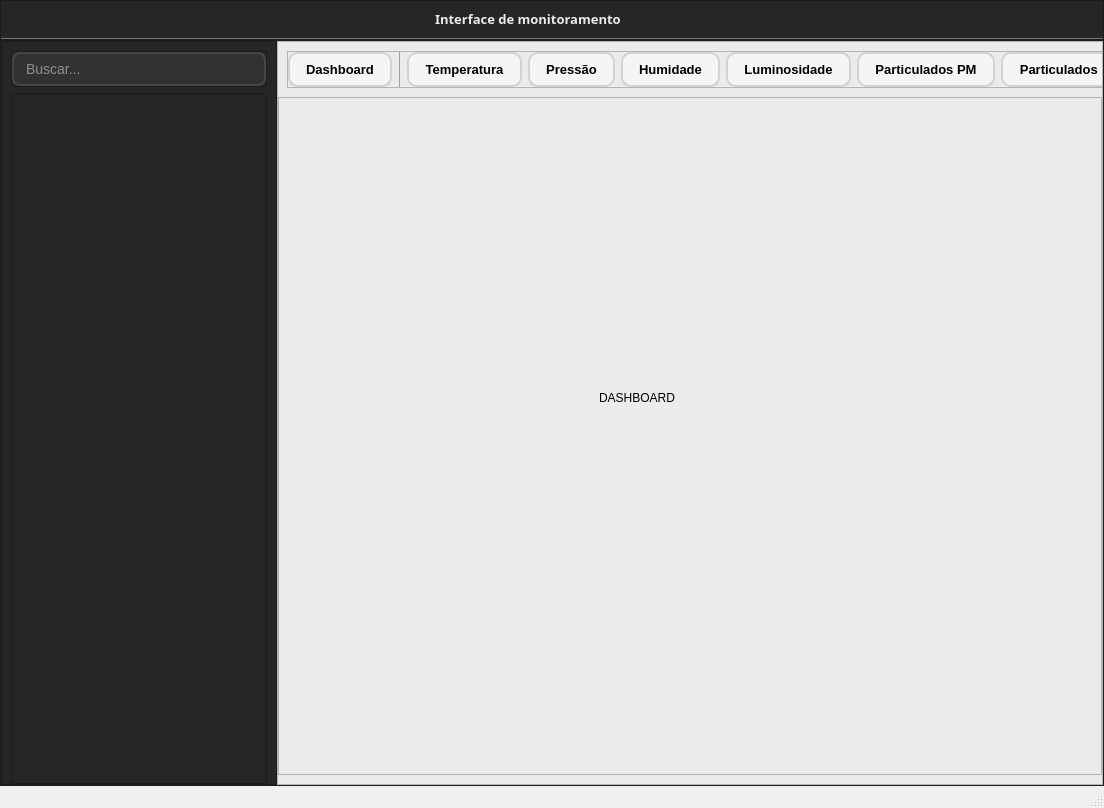
Before: the Qt Designer form interface_qt/ui/interface.ui in lucas-velocini-repo/IT-Estacao_Meteorologica, drawn with Qt 5.
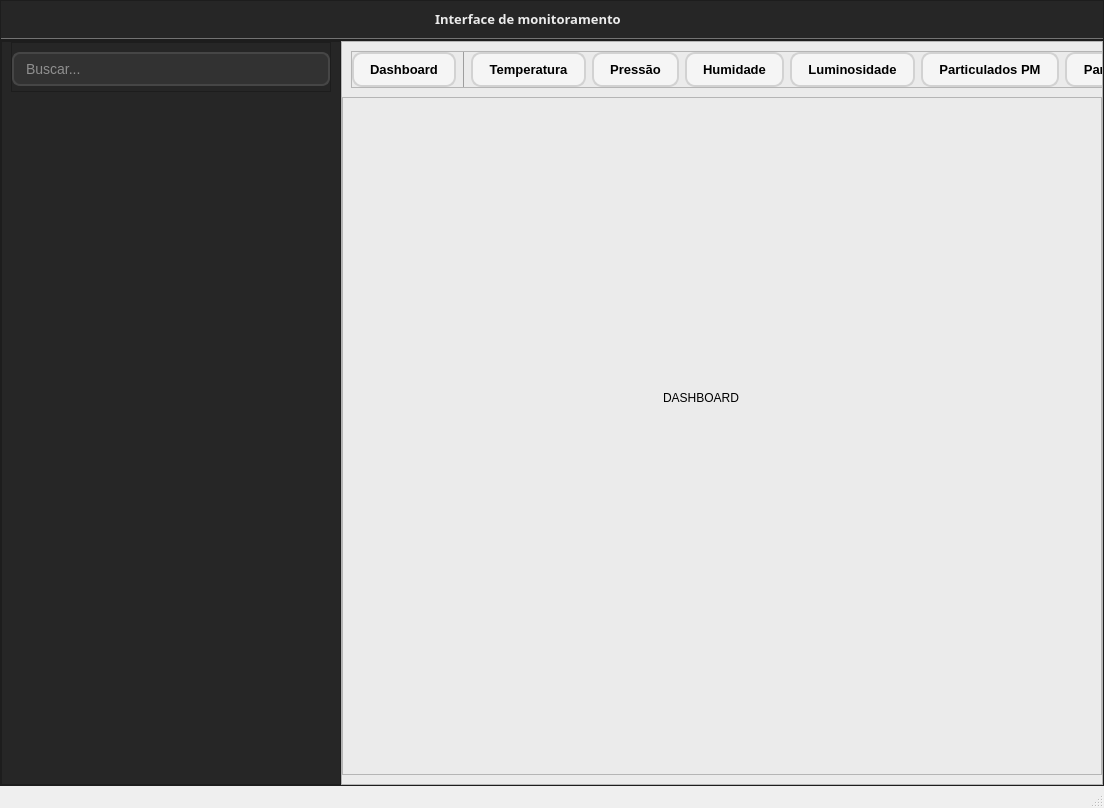
After: the same form once the commit is applied. Icons and pictures are not drawn.

Commit message: Modificação interface, pesquisa por módulo, lista de modulos consultando servidor, nova imagem modulo, comentario ativação servidor, novas bibliotecas interface, varias modificaçoes no main.py

```diff
--- a/interface_qt/ui/interface.ui
+++ b/interface_qt/ui/interface.ui
@@ -168,9 +168,15 @@
        </property>
        <item>
         <widget class="QFrame" name="frmModulos">
+         <property name="minimumSize">
+          <size>
+           <width>340</width>
+           <height>0</height>
+          </size>
+         </property>
          <property name="maximumSize">
           <size>
-           <width>300</width>
+           <width>350</width>
            <height>16777215</height>
           </size>
          </property>
@@ -180,12 +186,12 @@
          <property name="frameShadow">
           <enum>QFrame::Raised</enum>
          </property>
-         <layout class="QVBoxLayout" name="verticalLayout_5" stretch="0,1">
+         <layout class="QVBoxLayout" name="verticalLayout_5">
           <property name="leftMargin">
            <number>9</number>
           </property>
           <property name="topMargin">
-           <number>9</number>
+           <number>0</number>
           </property>
           <property name="rightMargin">
            <number>9</number>
@@ -209,13 +215,13 @@
               <number>0</number>
              </property>
              <property name="topMargin">
-              <number>0</number>
+              <number>9</number>
              </property>
              <property name="rightMargin">
               <number>0</number>
              </property>
              <property name="bottomMargin">
-              <number>0</number>
+              <number>5</number>
              </property>
              <item>
               <widget class="QLineEdit" name="edtBusca">
@@ -269,13 +275,33 @@
            </widget>
           </item>
           <item>
-           <widget class="QFrame" name="frmListaModulos">
-            <property name="frameShape">
-             <enum>QFrame::StyledPanel</enum>
+           <widget class="QScrollArea" name="scrollDevices">
+            <property name="styleSheet">
+             <string notr="true">QScrollArea {
+    border: none;
+    background: transparent;
+}</string>
             </property>
-            <property name="frameShadow">
-             <enum>QFrame::Raised</enum>
+            <property name="verticalScrollBarPolicy">
+             <enum>Qt::ScrollBarAlwaysOff</enum>
             </property>
+            <property name="horizontalScrollBarPolicy">
+             <enum>Qt::ScrollBarAlwaysOff</enum>
+            </property>
+            <property name="widgetResizable">
+             <bool>true</bool>
+            </property>
+            <widget class="QWidget" name="scrollAreaWidgetContents_2">
+             <property name="geometry">
+              <rect>
+               <x>0</x>
+               <y>0</y>
+               <width>320</width>
+               <height>666</height>
+              </rect>
+             </property>
+             <layout class="QVBoxLayout" name="verticalLayout_7"/>
+            </widget>
            </widget>
           </item>
          </layout>
```
Left out of the diff: 2 changed lines with no effect on the pictures. The commit also changes 5 other files.
